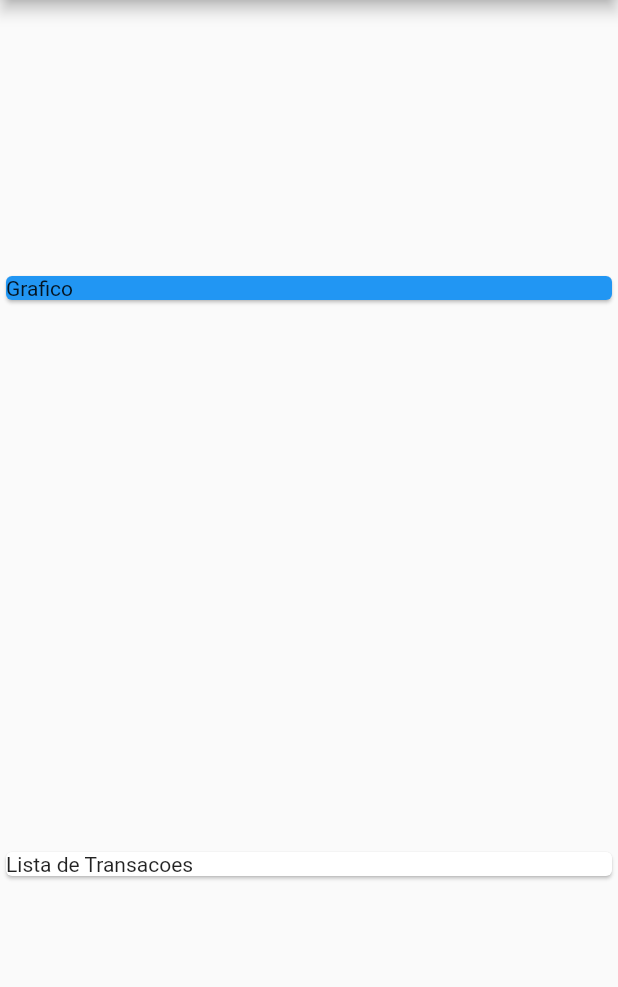
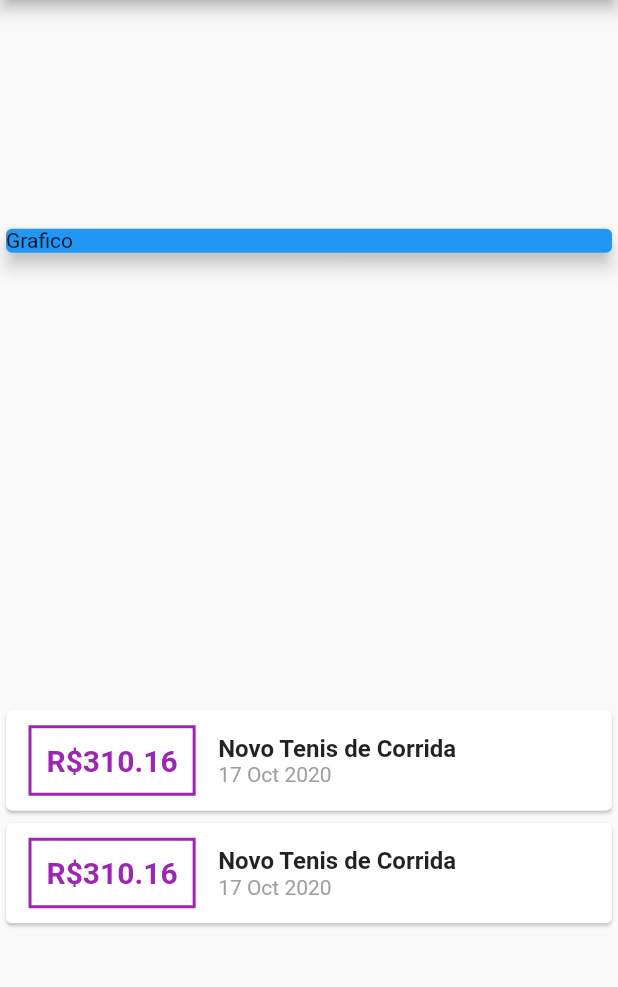
Before and after one commit to leanjr99/flutter_ui_despesas_pessoais, a Flutter app: the screen it shows after launch, on a phone screen of 412 x 824 dp, the part 84-1071 px from its top. Run offline on Flutter 3.47's test engine with Material 2 defaults, Android fonts, the phone set to English and light mode, and no system bars.

Commit message:
formatacao da data e decoracao nas boxs

```diff
--- a/lib/main.dart
+++ b/lib/main.dart
@@ -1,14 +1,13 @@
 import 'package:despesas_pessoais/models/transaction.dart';
 import 'package:flutter/material.dart';
+import 'package:intl/intl.dart';
 
 main() => runApp(ExpensesApp());
 
 class ExpensesApp extends StatelessWidget {
   @override
   Widget build(BuildContext context) {
-    return MaterialApp(
-      home: MyHomePage(),
-    );
+    return MaterialApp(home: MyHomePage());
   }
 }
 
@@ -21,7 +20,7 @@ class MyHomePage extends StatelessWidget {
       date: DateTime.now(),
     ),
     Transaction(
-      id: 't1',
+      id: 't2',
       title: 'Novo Tenis de Corrida',
       value: 310.16,
       date: DateTime.now(),
@@ -42,10 +41,57 @@ class MyHomePage extends StatelessWidget {
             child: Card(
               color: Colors.blue,
               child: Text('Grafico'),
+              elevation: 5,
             ),
           ),
-          Card(
-            child: Text('Lista de Transacoes'),
+          Column(
+            children: _transactions.map((tr) {
+              return Card(
+                child: Row(
+                  children: <Widget>[
+                    Container(
+                      margin: EdgeInsets.symmetric(
+                        horizontal: 15,
+                        vertical: 10,
+                      ),
+                      decoration: BoxDecoration(
+                        border: Border.all(
+                          color: Colors.purple,
+                          width: 2,
+                        ),
+                      ),
+                      padding: EdgeInsets.all(10),
+                      child: Text(
+                        'R\$${tr.value.toStringAsFixed(2)}',
+                        style: TextStyle(
+                          fontWeight: FontWeight.bold,
+                          fontSize: 20,
+                          color: Colors.purple,
+                        ),
+                      ),
+                    ),
+                    Column(
+                      crossAxisAlignment: CrossAxisAlignment.start,
+                      children: <Widget>[
+                        Text(
+                          tr.title,
+                          style: TextStyle(
+                            fontSize: 16,
+                            fontWeight: FontWeight.bold,
+                          ),
+                        ),
+                        Text(
+                          DateFormat('d MMM y').format(tr.date),
+                          style: TextStyle(
+                            color: Colors.grey,
+                          ),
+                        ),
+                      ],
+                    )
+                  ],
+                ),
+              );
+            }).toList(),
           )
         ],
       ),
--- a/lib/models/transaction.dart
+++ b/lib/models/transaction.dart
@@ -7,9 +7,9 @@ class Transaction {
   final DateTime date;
 
   Transaction({
-    @requiered this.id,
-    @requiered this.title,
-    @requiered this.value,
-    @requiered this.date,
+    @required this.id,
+    @required this.title,
+    @required this.value,
+    @required this.date,
   });
 }
--- a/pubspec.yaml
+++ b/pubspec.yaml
@@ -23,6 +23,7 @@ environment:
 dependencies:
   flutter:
     sdk: flutter
+  intl: ^0.16.1
 
 
   # The following adds the Cupertino Icons font to your application.
```
Also changed, not shown: pubspec.lock.
